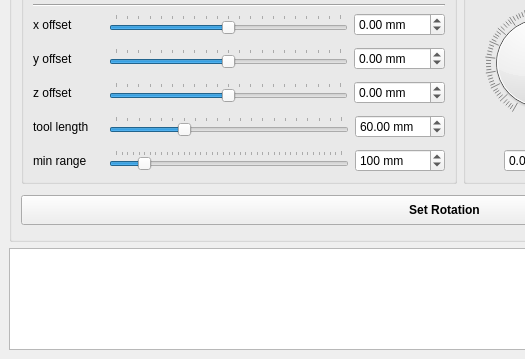
Qt form mainwindow.ui (rookidroid/armstrong) before a commit; both pictures show x 0 to 525 and y 249 to 608 of the 889 by 608 pixel window.
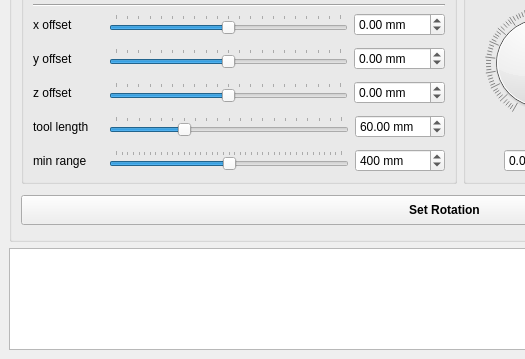
The same form after that commit. Icons and pictures are not drawn.

The edit to the form file:
```diff
--- a/mainwindow.ui
+++ b/mainwindow.ui
@@ -590,7 +590,7 @@
                      <number>800</number>
                     </property>
                     <property name="value">
-                     <number>100</number>
+                     <number>400</number>
                     </property>
                     <property name="orientation">
                      <enum>Qt::Horizontal</enum>
@@ -618,7 +618,7 @@
                      <number>800</number>
                     </property>
                     <property name="value">
-                     <number>100</number>
+                     <number>400</number>
                     </property>
                    </widget>
                   </item>
```
